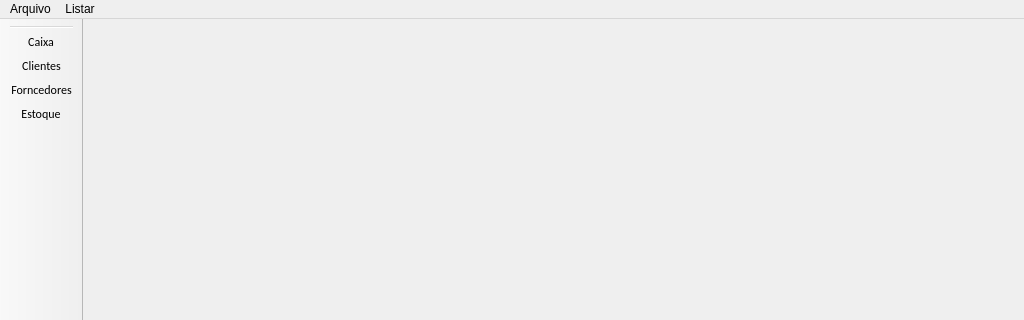
First picture: the form in loja/tela_principal.ui, repository jmessias1725/sexloja, before the edit; both pictures show x 0 to 1024 and y 0 to 320 of the 1024 by 768 pixel window.
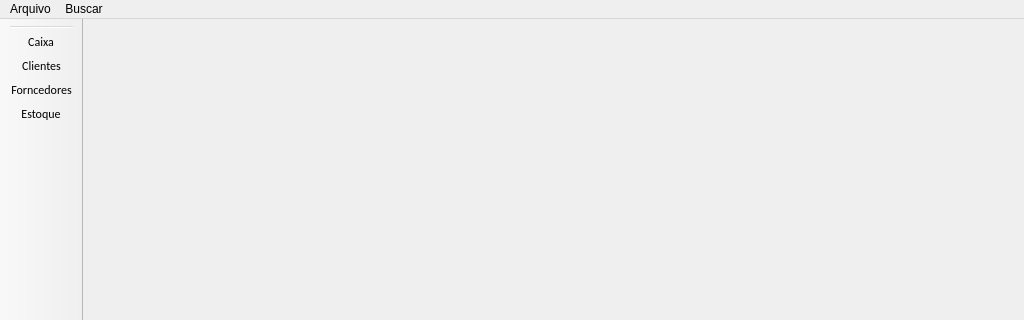
Second picture: the form after the edit. Icons and pictures are not drawn.

What changed in the file:
```diff
--- a/loja/tela_principal.ui
+++ b/loja/tela_principal.ui
@@ -66,7 +66,7 @@
    </widget>
    <widget class="QMenu" name="menuListar">
     <property name="title">
-     <string>Listar</string>
+     <string>Buscar</string>
     </property>
     <addaction name="listar_clientes"/>
     <addaction name="listar_produtos"/>
```
Left out of the diff: 16 changed lines with no effect on the pictures.
